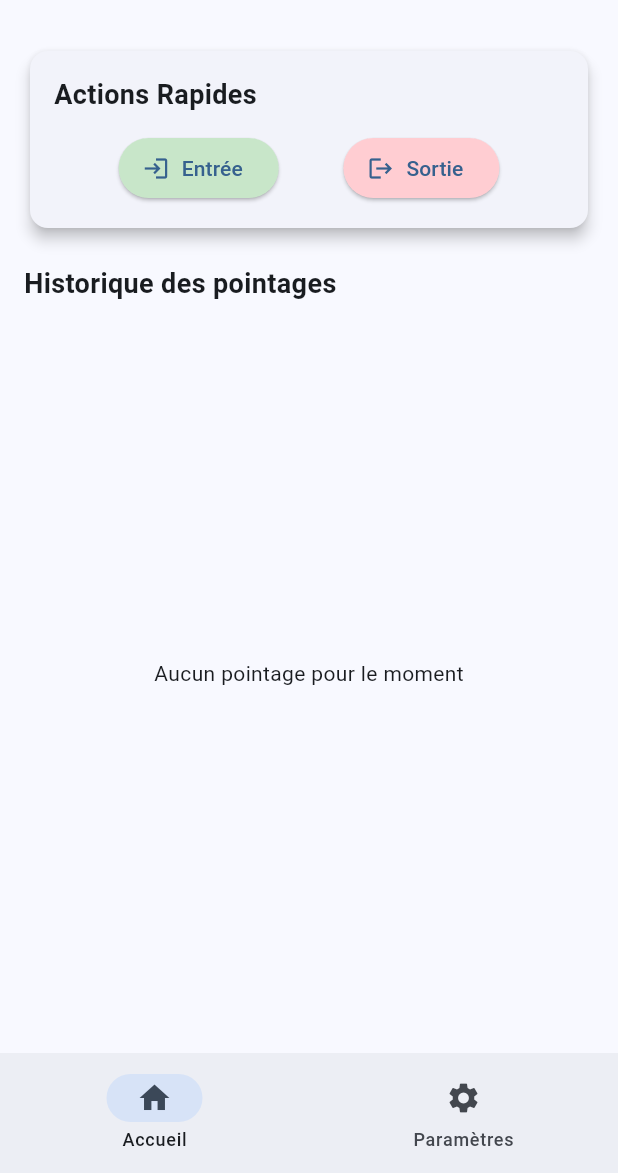
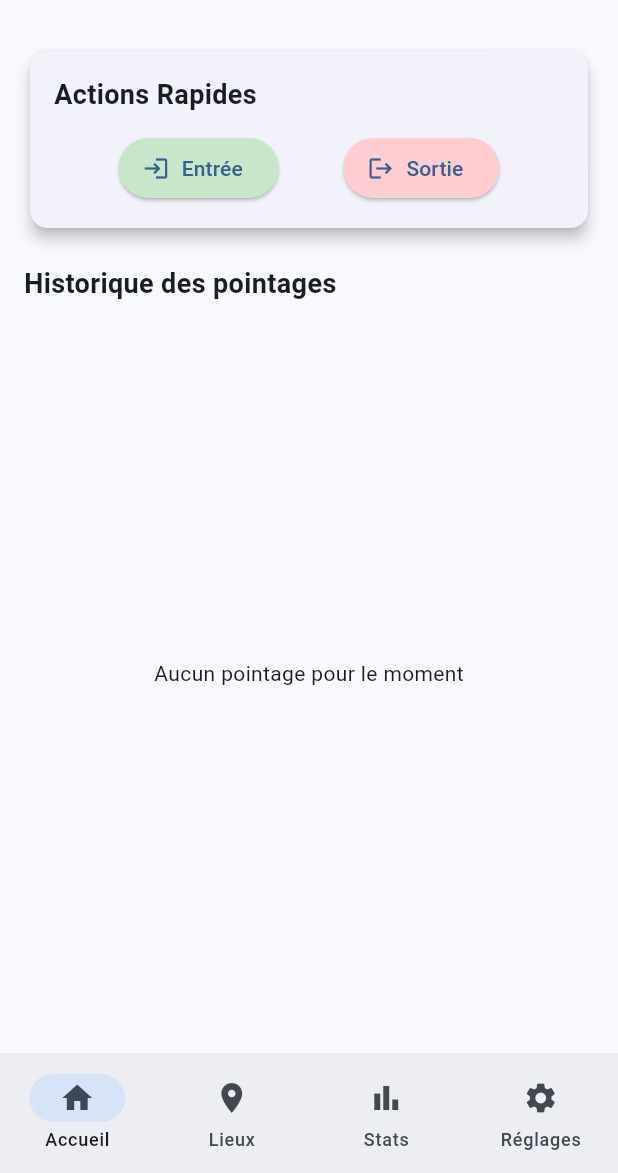
Before and after one commit to Jeclos/Badgeuse_Auto_Flutter, a Flutter app: the screen it shows after launch, on a phone screen of 412 x 824 dp, the part 63-1236 px from its top. Run offline on Flutter 3.47's test engine with Material 3 defaults, Android fonts, the phone set to English and light mode, and no system bars; our stand-ins replace sqflite; accounts and stored records are empty.

Commit message:
Android_iosV2

```diff
--- a/lib/main.dart
+++ b/lib/main.dart
@@ -1,6 +1,8 @@
 import 'package:flutter/material.dart';
 import 'data/database_helper.dart';
 import 'data/models.dart';
+import 'ui/locations_screen.dart';
+import 'ui/statistics_screen.dart';
 
 void main() {
   WidgetsFlutterBinding.ensureInitialized();
@@ -35,6 +37,8 @@ class _HomeScreenState extends State<HomeScreen> {
 
   final List<Widget> _screens = [
     const MainScreen(),
+    const LocationsScreen(),
+    const StatisticsScreen(),
     const SettingsScreen(),
   ];
 
@@ -55,8 +59,16 @@ class _HomeScreenState extends State<HomeScreen> {
             label: 'Accueil',
           ),
           NavigationDestination(
+            icon: Icon(Icons.location_on),
+            label: 'Lieux',
+          ),
+          NavigationDestination(
+            icon: Icon(Icons.bar_chart),
+            label: 'Stats',
+          ),
+          NavigationDestination(
             icon: Icon(Icons.settings),
-            label: 'Paramètres',
+            label: 'Réglages',
           ),
         ],
       ),
```
Also changed, not shown: lib/data/database_helper.dart (+10 -0 lines), 2 other files.
